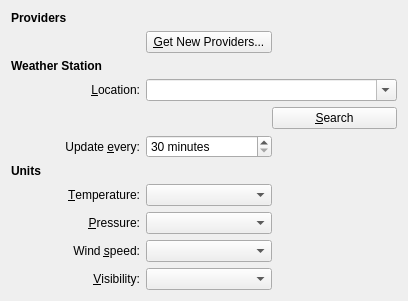
The window that libs/plasmaweather/weatherconfig.ui (KDE/kdeplasma-addons) describes before a commit, drawn with Qt 5.
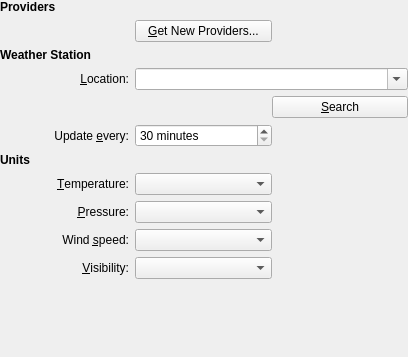
The same window after the commit. Custom widgets are drawn as their Qt base class.

Commit message: i am the destroyer of unecessary margins.

Diff of the .ui file:
```diff
--- a/libs/plasmaweather/weatherconfig.ui
+++ b/libs/plasmaweather/weatherconfig.ui
@@ -7,7 +7,7 @@
     <x>0</x>
     <y>0</y>
     <width>408</width>
-    <height>301</height>
+    <height>357</height>
    </rect>
   </property>
   <property name="sizePolicy">
@@ -32,6 +32,9 @@
    <string>Weather Station Configuration</string>
   </property>
   <layout class="QGridLayout" name="gridLayout">
+   <property name="margin">
+    <number>0</number>
+   </property>
    <item row="0" column="0">
     <widget class="QLabel" name="providerLabel_2">
      <property name="font">
```
